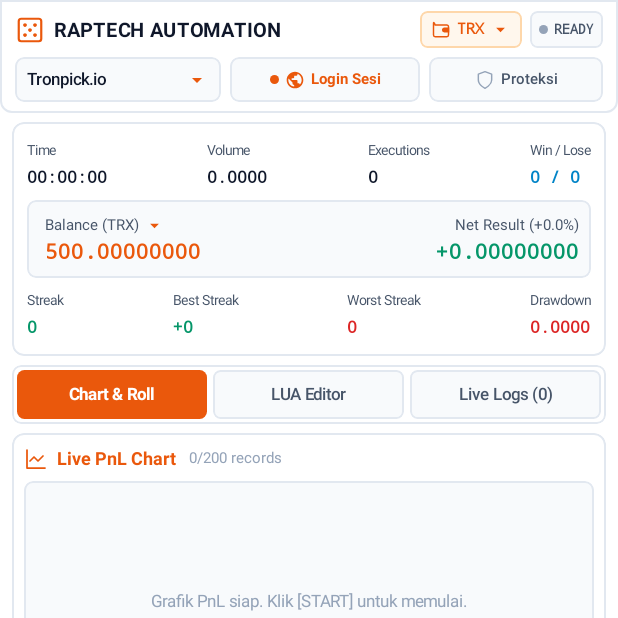
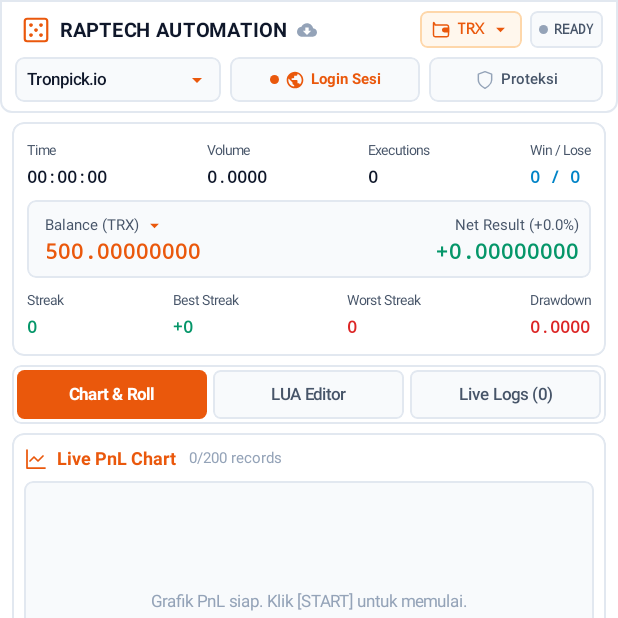
Before and after one commit to rezzboyy/raptech-dicebot-android, an Android app built with Jetpack Compose: the composable DicebotMainScreen shown on its own in the app's theme, on a phone screen of 412 x 824 dp, the top half of it. Run offline under Robolectric (Android 15) with nearby library versions, the phone set to English and light mode, and no system bars; 2 statements that could not run were skipped.

Commit message:
feat(update): integrate manual update trigger on header and update task.md documentation

```diff
--- a/app/src/main/java/com/raptech/dicebot/ui/components/HeaderBar.kt
+++ b/app/src/main/java/com/raptech/dicebot/ui/components/HeaderBar.kt
@@ -14,6 +14,7 @@ import androidx.compose.foundation.shape.CircleShape
 import androidx.compose.foundation.shape.RoundedCornerShape
 import androidx.compose.material.icons.Icons
 import androidx.compose.material.icons.filled.ArrowDropDown
+import androidx.compose.material.icons.filled.CloudDownload
 import androidx.compose.material.icons.filled.Public
 import androidx.compose.material3.DropdownMenu
 import androidx.compose.material3.DropdownMenuItem
@@ -44,6 +45,7 @@ fun HeaderBar(
     onOpenConfig: () -> Unit,
     onOpenRisk: () -> Unit,
     onOpenCoinSelector: () -> Unit = {},
+    onCheckUpdate: () -> Unit = {},
     modifier: Modifier = Modifier
 ) {
     var platformMenuExpanded by remember { mutableStateOf(false) }
@@ -65,7 +67,11 @@ fun HeaderBar(
         ) {
             Row(
                 verticalAlignment = Alignment.CenterVertically,
-                horizontalArrangement = Arrangement.spacedBy(6.dp)
+                horizontalArrangement = Arrangement.spacedBy(6.dp),
+                modifier = Modifier
+                    .clip(RoundedCornerShape(6.dp))
+                    .clickable { onCheckUpdate() }
+                    .padding(vertical = 2.dp, horizontal = 4.dp)
             ) {
                 Icon(
                     painter = painterResource(id = R.drawable.ic_dice),
@@ -80,6 +86,12 @@ fun HeaderBar(
                     fontWeight = FontWeight.Bold,
                     fontFamily = FontFamily.SansSerif,
                     letterSpacing = 0.5.sp
+                )
+                Icon(
+                    imageVector = Icons.Default.CloudDownload,
+                    contentDescription = "Cek Pembaruan",
+                    tint = RaptechColors.TextMuted,
+                    modifier = Modifier.size(13.dp)
                 )
             }
 
--- a/app/src/main/java/com/raptech/dicebot/ui/screens/DicebotMainScreen.kt
+++ b/app/src/main/java/com/raptech/dicebot/ui/screens/DicebotMainScreen.kt
@@ -72,6 +72,7 @@ fun DicebotMainScreen(
     onResetAll: () -> Unit = {},
     onResetStats: () -> Unit = {},
     onResetSeed: () -> Unit = {},
+    onCheckUpdate: () -> Unit = {},
     showBatteryOptimizationPrompt: Boolean = false,
     onDismissBatteryPrompt: () -> Unit = {},
     modifier: Modifier = Modifier
@@ -108,7 +109,8 @@ fun DicebotMainScreen(
                         onPlatformSelected = onPlatformSelected,
                         onOpenConfig = { showConfigDialog = true },
                         onOpenRisk = { showRiskDialog = true },
-                        onOpenCoinSelector = { showCoinDialog = true }
+                        onOpenCoinSelector = { showCoinDialog = true },
+                        onCheckUpdate = onCheckUpdate
                     )
                     MetricsDashboard(
                         state = state,
@@ -190,7 +192,8 @@ fun DicebotMainScreen(
                     onPlatformSelected = onPlatformSelected,
                     onOpenConfig = { showConfigDialog = true },
                     onOpenRisk = { showRiskDialog = true },
-                    onOpenCoinSelector = { showCoinDialog = true }
+                    onOpenCoinSelector = { showCoinDialog = true },
+                    onCheckUpdate = onCheckUpdate
                 )
 
                 Column(
```
Also changed, not shown: app/src/main/java/com/raptech/dicebot/MainActivity.kt (+43 -9 lines), app/src/main/java/com/raptech/dicebot/data/updater/DicebotUpdateManager.kt (+9 -1 lines), 1 other file.
